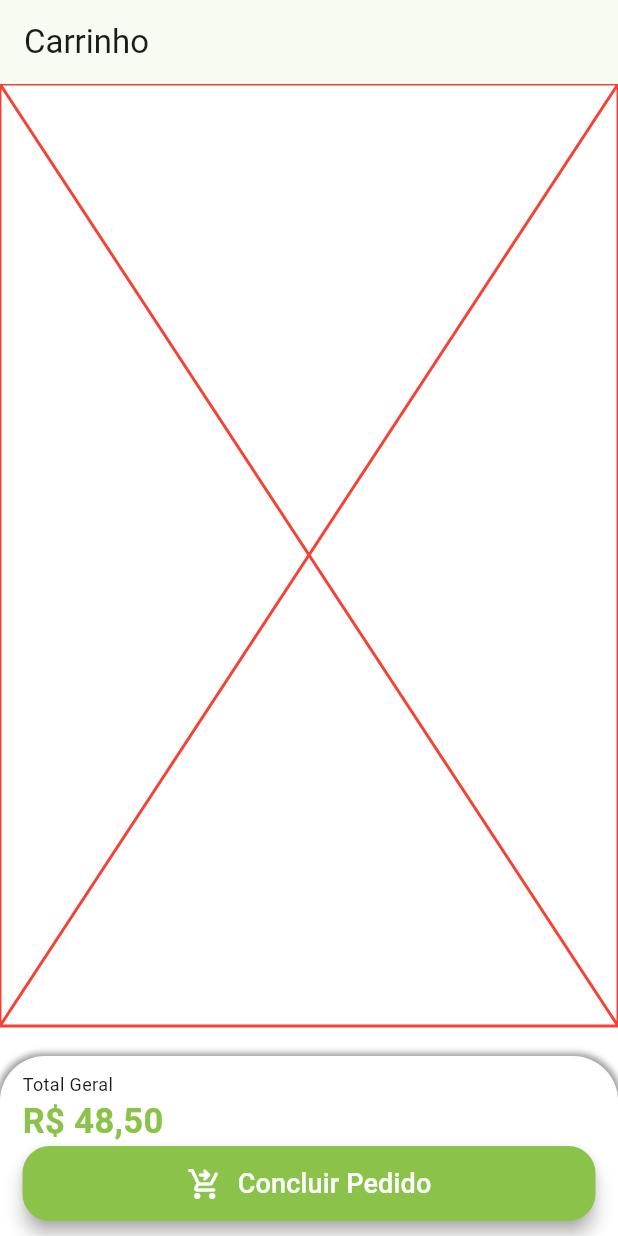
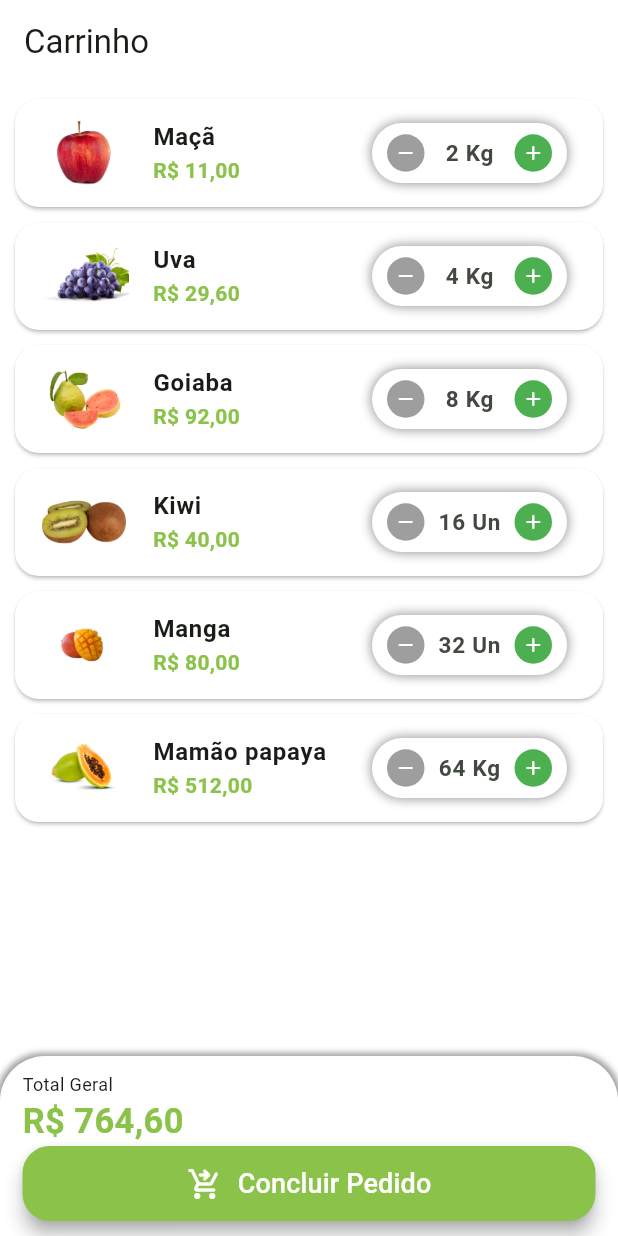
Before and after one commit to maisaamadeu/greengrocer, a Flutter app: the CartTab screen opened directly, on a phone screen of 412 x 824 dp. Run offline on Flutter 3.47's test engine with Material 2 defaults, Android fonts, the phone set to English and light mode, and no system bars; our stand-ins replace animated_text_kit, flutter_multi_formatter.

Commit message:
cart tab finished

```diff
--- /dev/null
+++ b/lib/src/models/cart_item_model.dart
@@ -0,0 +1,15 @@
+import 'package:greengrocer/src/models/item_model.dart';
+
+class CartItemModel {
+  ItemModel item;
+  int quantity;
+
+  CartItemModel({
+    required this.item,
+    required this.quantity,
+  });
+
+  double totalPrice() {
+    return item.price * quantity;
+  }
+}
--- a/lib/src/screens/base/base_tab.dart
+++ b/lib/src/screens/base/base_tab.dart
@@ -1,6 +1,6 @@
 import 'package:flutter/material.dart';
 import 'package:greengrocer/src/screens/home/home_tab.dart';
-import 'package:greengrocer/src/shared/cart/cart_screen.dart';
+import 'package:greengrocer/src/shared/cart/cart_tab.dart';
 
 class BaseScreen extends StatefulWidget {
   const BaseScreen({super.key});
--- a/lib/src/shared/cart/cart_screen.dart
+++ /dev/null
@@ -1,78 +0,0 @@
-import 'package:flutter/material.dart';
-import 'package:greengrocer/src/shared/services/utils_services.dart';
-import 'package:greengrocer/src/shared/theme/app_colors.dart';
-import 'package:greengrocer/src/shared/widgets/custom_elevated_button_widget.dart';
-
-class CartTab extends StatelessWidget {
-  const CartTab({super.key});
-
-  @override
-  Widget build(BuildContext context) {
-    return Scaffold(
-      appBar: AppBar(
-        title: const Text('Carrinho'),
-      ),
-      body: Column(
-        children: [
-          const Expanded(
-            child: Placeholder(
-              color: Colors.red,
-            ),
-          ),
-          const SizedBox(
-            height: 20,
-          ),
-          Container(
-            decoration: BoxDecoration(
-              color: Colors.white,
-              borderRadius: const BorderRadius.vertical(
-                top: Radius.circular(30),
-              ),
-              boxShadow: [
-                BoxShadow(
-                  color: Colors.grey.shade500,
-                  blurRadius: 3,
-                  spreadRadius: 2,
-                ),
-              ],
-            ),
-            child: Padding(
-              padding: const EdgeInsets.symmetric(
-                horizontal: 15,
-                vertical: 10,
-              ),
-              child: Column(
-                crossAxisAlignment: CrossAxisAlignment.stretch,
-                children: [
-                  const Text(
-                    'Total Geral',
-                    style: TextStyle(
-                      fontSize: 12,
-                    ),
-                  ),
-                  Text(
-                    UtilsServices().priceToCurrency(48.50),
-                    style: TextStyle(
-                      fontSize: 23,
-                      color: AppColors.customSwatchColor,
-                      fontWeight: FontWeight.bold,
-                    ),
-                  ),
-                  CustomElevatedButtonWidget(
-                    height: 50,
-                    width: double.infinity,
-                    backgroundColor: AppColors.customSwatchColor,
-                    title: 'Concluir Pedido',
-                    hasIcon: true,
-                    onPressed: () {},
-                    iconData: Icons.shopping_cart_checkout_rounded,
-                  ),
-                ],
-              ),
-            ),
-          ),
-        ],
-      ),
-    );
-  }
-}
--- /dev/null
+++ b/lib/src/shared/cart/cart_tab.dart
@@ -0,0 +1,145 @@
+import 'package:flutter/material.dart';
+import 'package:greengrocer/src/models/cart_item_model.dart';
+import 'package:greengrocer/src/shared/data/app_data.dart';
+import 'package:greengrocer/src/shared/services/utils_services.dart';
+import 'package:greengrocer/src/shared/theme/app_colors.dart';
+import 'package:greengrocer/src/shared/widgets/cart_tile_widget.dart';
+import 'package:greengrocer/src/shared/widgets/custom_elevated_button_widget.dart';
+
+class CartTab extends StatefulWidget {
+  CartTab({super.key});
+
+  @override
+  State<CartTab> createState() => _CartTabState();
+}
+
+class _CartTabState extends State<CartTab> {
+  List<CartItemModel> listCartItems = AppData().getCartItems();
+
+  void removeItemFromCart(CartItemModel cartItem) {
+    setState(() {
+      listCartItems.remove(cartItem);
+    });
+  }
+
+  double cartTotalPrice() {
+    double total = 0;
+
+    for (var item in listCartItems) {
+      total += item.totalPrice();
+    }
+
+    return total;
+  }
+
+  @override
+  Widget build(BuildContext context) {
+    return Scaffold(
+      appBar: AppBar(
+        title: const Text('Carrinho'),
+        backgroundColor: Colors.transparent,
+        scrolledUnderElevation: 0,
+      ),
+      body: Column(
+        children: [
+          Expanded(
+            child: ListView.builder(
+              itemCount: listCartItems.length,
+              itemBuilder: (context, index) => CartTileWidget(
+                cartItem: listCartItems[index],
+                remove: removeItemFromCart,
+              ),
+            ),
+          ),
+          const SizedBox(
+            height: 20,
+          ),
+          Container(
+            decoration: BoxDecoration(
+              color: Colors.white,
+              borderRadius: const BorderRadius.vertical(
+                top: Radius.circular(30),
+              ),
+              boxShadow: [
+                BoxShadow(
+                  color: Colors.grey.shade500,
+                  blurRadius: 3,
+                  spreadRadius: 2,
+                ),
+              ],
+            ),
+            child: Padding(
+              padding: const EdgeInsets.symmetric(
+                horizontal: 15,
+                vertical: 10,
+              ),
+              child: Column(
+                crossAxisAlignment: CrossAxisAlignment.stretch,
+                children: [
+                  const Text(
+                    'Total Geral',
+                    style: TextStyle(
+                      fontSize: 12,
+                    ),
+                  ),
+                  Text(
+                    UtilsServices().priceToCurrency(cartTotalPrice()),
+                    style: TextStyle(
+                      fontSize: 23,
+                      color: AppColors.customSwatchColor,
+                      fontWeight: FontWeight.bold,
+                    ),
+                  ),
+                  CustomElevatedButtonWidget(
+                    height: 50,
+                    width: double.infinity,
+                    backgroundColor: AppColors.customSwatchColor,
+                    title: 'Concluir Pedido',
+                    hasIcon: true,
+                    onPressed: () async {
+                      bool? result = await showOrderConfirmation();
+                      debugPrint(result.toString());
+                    },
+                    iconData: Icons.shopping_cart_checkout_rounded,
+                  ),
+                ],
+              ),
+            ),
+          ),
+        ],
+      ),
+    );
+  }
+
+  Future<bool?> showOrderConfirmation() {
+    return showDialog<bool>(
+      context: context,
+      builder: (context) => AlertDialog(
+        title: const Text('Confirmação'),
+        content: const Text('Deseja realmente concluir o pedido?'),
+        actions: [
+          TextButton(
+            child: const Text('Não'),
+            onPressed: () {
+              Navigator.of(context).pop(false);
+            },
+          ),
+          ElevatedButton(
+            onPressed: () {
+              Navigator.of(context).pop(true);
+            },
+            style: ElevatedButton.styleFrom(
+              backgroundColor: Colors.green,
+            ),
+            child: const Text(
+              'Sim',
+              style: TextStyle(
+                color: Colors.white,
+              ),
+            ),
+          ),
+        ],
+      ),
+    );
+  }
+}
--- a/lib/src/shared/data/app_data.dart
+++ b/lib/src/shared/data/app_data.dart
@@ -1,3 +1,4 @@
+import 'package:greengrocer/src/models/cart_item_model.dart';
 import 'package:greengrocer/src/models/item_model.dart';
 
 class AppData {
@@ -93,4 +94,13 @@ class AppData {
     'Temperos',
     'Diversos',
   ];
+
+  List<CartItemModel> getCartItems() => [
+        CartItemModel(item: apple, quantity: 2),
+        CartItemModel(item: grape, quantity: 4),
+        CartItemModel(item: guava, quantity: 8),
+        CartItemModel(item: kiwi, quantity: 16),
+        CartItemModel(item: mango, quantity: 32),
+        CartItemModel(item: papaya, quantity: 64),
+      ];
 }
--- /dev/null
+++ b/lib/src/shared/widgets/cart_tile_widget.dart
@@ -0,0 +1,76 @@
+import 'package:flutter/material.dart';
+import 'package:greengrocer/src/models/cart_item_model.dart';
+import 'package:greengrocer/src/shared/services/utils_services.dart';
+import 'package:greengrocer/src/shared/theme/app_colors.dart';
+import 'package:greengrocer/src/shared/widgets/quantity_widget.dart';
+
+class CartTileWidget extends StatefulWidget {
+  CartTileWidget({
+    super.key,
+    required this.cartItem,
+    required this.remove,
+  });
+
+  final CartItemModel cartItem;
+  final Function(CartItemModel) remove;
+
+  @override
+  State<CartTileWidget> createState() => _CartTileWidgetState();
+}
+
+class _CartTileWidgetState extends State<CartTileWidget> {
+  late int quantity;
+
+  @override
+  Widget build(BuildContext context) {
+    quantity = widget.cartItem.quantity;
+    return Card(
+      color: Colors.white,
+      margin: EdgeInsets.fromLTRB(10, 10, 10, 0),
+      shape: RoundedRectangleBorder(
+        borderRadius: BorderRadius.circular(16),
+      ),
+      child: ListTile(
+        //IMAGE
+        leading: Image.asset(
+          widget.cartItem.item.imgUrl,
+          height: 60,
+          width: 60,
+        ),
+
+        //TITLE
+        title: Text(
+          widget.cartItem.item.itemName,
+          style: const TextStyle(
+            fontWeight: FontWeight.bold,
+          ),
+        ),
+
+        //TOTAL
+        subtitle: Text(
+          UtilsServices().priceToCurrency(widget.cartItem.totalPrice()),
+          style: TextStyle(
+            color: AppColors.customSwatchColor,
+            fontWeight: FontWeight.bold,
+          ),
+        ),
+
+        //QUANTITY
+        trailing: QuantityWidget(
+          isRemovable: true,
+          item: widget.cartItem.item,
+          value: widget.cartItem.quantity,
+          result: (quantity) {
+            setState(() {
+              widget.cartItem.quantity = quantity;
+
+              if (quantity == 0) {
+                widget.remove(widget.cartItem);
+              }
+            });
+          },
+        ),
+      ),
+    );
+  }
+}
--- a/lib/src/shared/widgets/quantity_widget.dart
+++ b/lib/src/shared/widgets/quantity_widget.dart
@@ -1,23 +1,24 @@
 import 'package:flutter/material.dart';
 import 'package:greengrocer/src/models/item_model.dart';
+import 'package:greengrocer/src/shared/theme/app_colors.dart';
 import 'package:greengrocer/src/shared/widgets/quantity_button_widget.dart';
 
-class QuantityWidget extends StatefulWidget {
-  QuantityWidget({super.key, required this.item, required this.onPress});
+class QuantityWidget extends StatelessWidget {
+  QuantityWidget(
+      {super.key,
+      required this.item,
+      required this.result,
+      required this.value,
+      required this.isRemovable});
 
   final ItemModel item;
-  final Function(bool) onPress;
-
-  @override
-  State<QuantityWidget> createState() => _QuantityWidgetState();
-}
-
-class _QuantityWidgetState extends State<QuantityWidget> {
-  int quantity = 0;
+  final Function(int) result;
+  final int value;
+  final bool isRemovable;
 
   @override
   Widget build(BuildContext context) {
-    final unit = widget.item.unit;
+    final unit = item.unit;
     return Container(
       width: 130,
       height: 40,
@@ -39,15 +40,20 @@ class _QuantityWidgetState extends State<QuantityWidget> {
         mainAxisAlignment: MainAxisAlignment.spaceBetween,
         children: [
           QuantityButtonWidget(
-              icon: Icons.remove_rounded,
-              color: Colors.grey,
+              icon: !isRemovable || value > 1
+                  ? Icons.remove_rounded
+                  : Icons.delete_forever_rounded,
+              color: !isRemovable || value > 1
+                  ? Colors.grey
+                  : AppColors.customContrastColor,
               onTap: () {
-                setState(() {
-                  quantity--;
-                });
+                if (value == 1 && !isRemovable) return;
+
+                int resultCount = value - 1;
+                result(resultCount);
               }),
           Text(
-            '$quantity ${unit[0].toUpperCase()}${unit.replaceAll(unit[0], '')}',
+            '$value ${unit[0].toUpperCase()}${unit.replaceAll(unit[0], '')}',
             style: const TextStyle(
               fontSize: 15,
               fontWeight: FontWeight.bold,
@@ -57,9 +63,8 @@ class _QuantityWidgetState extends State<QuantityWidget> {
             icon: Icons.add_rounded,
             color: Colors.green,
             onTap: () {
-              setState(() {
-                quantity++;
-              });
+              int resultCount = value + 1;
+              result(resultCount);
             },
           ),
         ],
```
Also changed, not shown: lib/src/screens/product/product_screen.dart (+7 -3 lines).
